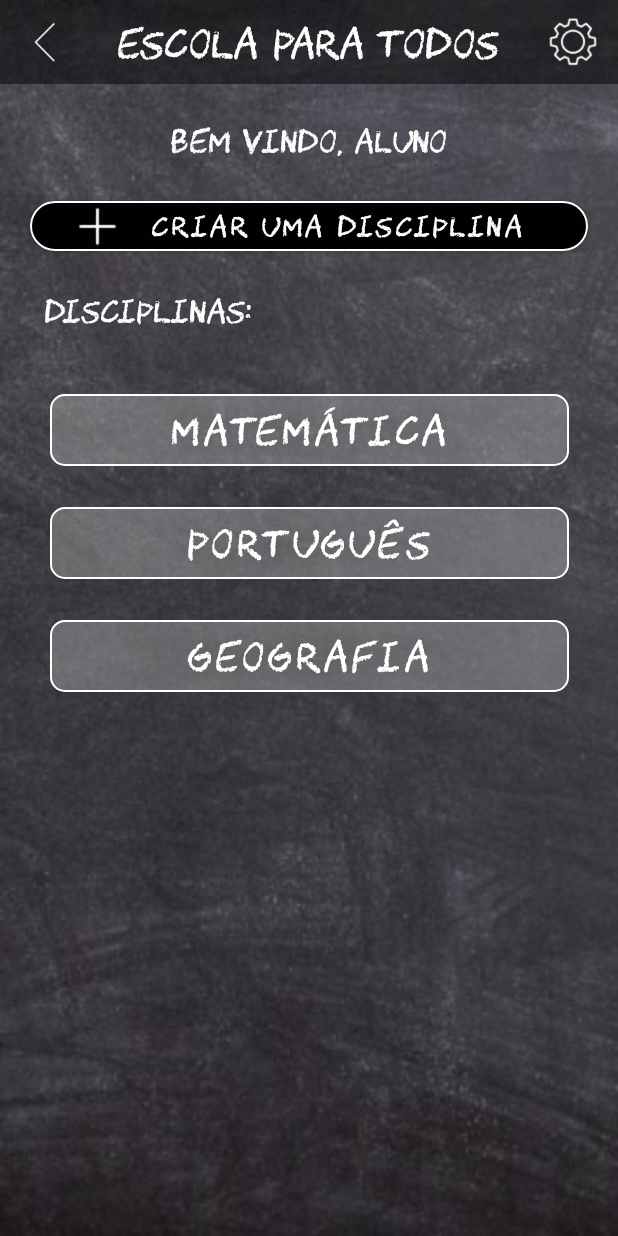
After one commit to jisellevms/Escola-para-todos, an Android app: the DisciplinesScreen screen opened directly, with no data from a screen before it, on a phone screen of 412 x 824 dp. The commit adds this screen. Run offline under Robolectric (Android 15) with nearby library versions, the phone set to English and light mode, and no system bars.

Commit message:
fazendo tela de disciplinas

```diff
--- a/app/src/main/AndroidManifest.xml
+++ b/app/src/main/AndroidManifest.xml
@@ -9,6 +9,9 @@
         android:roundIcon="@mipmap/ic_launcher_round"
         android:supportsRtl="true"
         android:theme="@style/Theme.EscolaParaTodos">
+        <activity
+            android:name=".DisciplinesScreen"
+            android:exported="false" />
         <activity
             android:name=".RegisterScreen"
             android:exported="false" />
--- /dev/null
+++ b/app/src/main/java/com/jisellemartins/escolaparatodos/DisciplinesScreen.java
@@ -0,0 +1,42 @@
+package com.jisellemartins.escolaparatodos;
+
+import androidx.appcompat.app.AppCompatActivity;
+import androidx.recyclerview.widget.LinearLayoutManager;
+import androidx.recyclerview.widget.RecyclerView;
+
+import android.os.Bundle;
+
+import com.jisellemartins.escolaparatodos.adapter.AdapterDisciplinas;
+import com.jisellemartins.escolaparatodos.model.Disciplina;
+
+import java.util.ArrayList;
+
+public class DisciplinesScreen extends AppCompatActivity {
+    RecyclerView listaDisciplinas;
+
+    @Override
+    protected void onCreate(Bundle savedInstanceState) {
+        super.onCreate(savedInstanceState);
+        setContentView(R.layout.activity_disciplines_screen);
+        listaDisciplinas = findViewById(R.id.listaDisciplinas);
+
+        ArrayList<Disciplina> list = new ArrayList<>();
+        Disciplina disciplina = new Disciplina();
+        Disciplina disciplina2 = new Disciplina();
+        Disciplina disciplina3 = new Disciplina();
+        disciplina.setNomeDisciplina("Matemática");
+        disciplina2.setNomeDisciplina("Português");
+        disciplina3.setNomeDisciplina("Geografia");
+
+        list.add(disciplina);
+        list.add(disciplina2);
+        list.add(disciplina3);
+
+
+        listaDisciplinas.setAdapter(new AdapterDisciplinas(this, list));
+        RecyclerView.LayoutManager layout = new LinearLayoutManager(this, LinearLayoutManager.VERTICAL, false);
+
+        listaDisciplinas.setLayoutManager(layout);
+
+    }
+}
--- a/app/src/main/java/com/jisellemartins/escolaparatodos/LoginScreen.java
+++ b/app/src/main/java/com/jisellemartins/escolaparatodos/LoginScreen.java
@@ -5,12 +5,14 @@ import androidx.appcompat.app.AppCompatActivity;
 import android.content.Intent;
 import android.os.Bundle;
 import android.view.View;
+import android.widget.Button;
 import android.widget.ImageView;
 import android.widget.TextView;
 
 public class LoginScreen extends AppCompatActivity {
     TextView txtNaoCadastrado;
     ImageView imgVoltar;
+    Button btnLogin;
 
     @Override
     protected void onCreate(Bundle savedInstanceState) {
@@ -19,6 +21,7 @@ public class LoginScreen extends AppCompatActivity {
 
         txtNaoCadastrado = findViewById(R.id.txtNaoCadastrado);
         imgVoltar = findViewById(R.id.imgVoltar);
+        btnLogin = findViewById(R.id.btnLogin);
 
         txtNaoCadastrado.setOnClickListener(view -> {
             Intent i = new Intent(LoginScreen.this,
@@ -29,5 +32,11 @@ public class LoginScreen extends AppCompatActivity {
         imgVoltar.setOnClickListener(view -> {
             finish();
         });
+
+        btnLogin.setOnClickListener(view -> {
+            Intent i = new Intent(LoginScreen.this,
+                    DisciplinesScreen.class);
+            startActivity(i);
+        });
     }
 }
--- /dev/null
+++ b/app/src/main/java/com/jisellemartins/escolaparatodos/adapter/AdapterDisciplinas.java
@@ -0,0 +1,56 @@
+package com.jisellemartins.escolaparatodos.adapter;
+
+import android.content.Context;
+import android.view.LayoutInflater;
+import android.view.View;
+import android.view.ViewGroup;
+import android.widget.Button;
+
+import androidx.annotation.NonNull;
+import androidx.recyclerview.widget.RecyclerView;
+
+import com.jisellemartins.escolaparatodos.R;
+import com.jisellemartins.escolaparatodos.model.Disciplina;
+
+import java.util.List;
+
+public class AdapterDisciplinas extends RecyclerView.Adapter{
+    private List<Disciplina> disciplinas;
+    private Context context;
+
+    public AdapterDisciplinas(Context context, List<Disciplina> disciplinas) {
+        this.context = context;
+        this.disciplinas = disciplinas;
+
+    }
+    @NonNull
+    @Override
+    public RecyclerView.ViewHolder onCreateViewHolder(@NonNull ViewGroup parent, int viewType) {
+        View view = LayoutInflater.from(context).inflate(R.layout.item_disciplina, parent, false);
+        ViewHolder holder = new ViewHolder(view);
+
+        return holder;
+    }
+
+    @Override
+    public void onBindViewHolder(@NonNull RecyclerView.ViewHolder holder, int position) {
+        ViewHolder viewHolder = (ViewHolder) holder;
+        Disciplina disciplina = disciplinas.get(position);
+        viewHolder.btnDisciplina.setText(disciplina.getNomeDisciplina());
+
+
+    }
+
+    @Override
+    public int getItemCount() {
+        return disciplinas.size();
+    }
+    public class ViewHolder extends RecyclerView.ViewHolder {
+        Button btnDisciplina;
+
+        public ViewHolder(@NonNull View itemView) {
+            super(itemView);
+            btnDisciplina = itemView.findViewById(R.id.btnDisciplina);
+        }
+    }
+}
--- /dev/null
+++ b/app/src/main/java/com/jisellemartins/escolaparatodos/model/Disciplina.java
@@ -0,0 +1,13 @@
+package com.jisellemartins.escolaparatodos.model;
+
+public class Disciplina {
+    private String nomeDisciplina;
+
+    public String getNomeDisciplina() {
+        return nomeDisciplina;
+    }
+
+    public void setNomeDisciplina(String nomeDisciplina) {
+        this.nomeDisciplina = nomeDisciplina;
+    }
+}
--- /dev/null
+++ b/app/src/main/res/layout/activity_disciplines_screen.xml
@@ -0,0 +1,76 @@
+<?xml version="1.0" encoding="utf-8"?>
+<androidx.constraintlayout.widget.ConstraintLayout xmlns:android="http://schemas.android.com/apk/res/android"
+    xmlns:app="http://schemas.android.com/apk/res-auto"
+    xmlns:tools="http://schemas.android.com/tools"
+    android:layout_width="match_parent"
+    android:layout_height="match_parent"
+    tools:context=".DisciplinesScreen"
+    android:background="@drawable/background">
+
+    <include
+        android:id="@+id/include"
+        layout="@layout/toolbar"
+        tools:layout_editor_absoluteX="1dp"
+        tools:layout_editor_absoluteY="0dp" />
+
+    <TextView
+        android:id="@+id/textView12"
+        android:layout_width="wrap_content"
+        android:layout_height="wrap_content"
+        android:layout_marginTop="80dp"
+        android:fontFamily="@font/chawp"
+        android:text="@string/bemVindo"
+        android:textColor="@color/white"
+        android:textSize="20sp"
+        app:layout_constraintEnd_toEndOf="parent"
+        app:layout_constraintStart_toStartOf="parent"
+        app:layout_constraintTop_toTopOf="@+id/include" />
+
+    <Button
+        android:id="@+id/button3"
+        android:layout_width="match_parent"
+        android:layout_height="45dp"
+        android:layout_marginStart="20dp"
+        android:layout_marginTop="20dp"
+        android:layout_marginEnd="20dp"
+        android:backgroundTint="#e6000000"
+        android:drawableLeft="@drawable/adicao_branco"
+        android:fontFamily="@font/chawp"
+        android:paddingStart="30dp"
+        android:paddingEnd="30dp"
+        android:text="@string/criarDisciplina"
+        android:textSize="18sp"
+        android:visibility="visible"
+        app:cornerRadius="20dp"
+        app:layout_constraintEnd_toEndOf="parent"
+        app:layout_constraintStart_toStartOf="parent"
+        app:layout_constraintTop_toBottomOf="@+id/textView12"
+        app:strokeColor="@color/white"
+        app:strokeWidth="1dp"
+        tools:ignore="TouchTargetSizeCheck" />
+
+    <TextView
+        android:id="@+id/textView14"
+        android:layout_width="wrap_content"
+        android:layout_height="wrap_content"
+        android:layout_marginStart="30dp"
+        android:layout_marginTop="20dp"
+        android:fontFamily="@font/chawp"
+        android:text="@string/disciplinas"
+        android:textColor="@color/white"
+        android:textSize="20sp"
+        app:layout_constraintStart_toStartOf="parent"
+        app:layout_constraintTop_toBottomOf="@+id/button3" />
+
+    <androidx.recyclerview.widget.RecyclerView
+        android:id="@+id/listaDisciplinas"
+        android:layout_width="406dp"
+        android:layout_height="0dp"
+        android:layout_marginTop="20dp"
+        app:layout_constraintEnd_toEndOf="parent"
+        app:layout_constraintStart_toStartOf="parent"
+        app:layout_constraintTop_toBottomOf="@+id/textView14"
+        tools:listitem="@layout/item_disciplina" />
+
+
+</androidx.constraintlayout.widget.ConstraintLayout>
--- a/app/src/main/res/layout/activity_home_screen.xml
+++ b/app/src/main/res/layout/activity_home_screen.xml
@@ -15,27 +15,18 @@
       android:layout_marginStart="30dp"
       android:layout_marginTop="220dp"
       android:layout_marginEnd="30dp"
-      android:alpha="0.20"
-      android:backgroundTint="#C4C4C4"
+      android:backgroundTint="#33C4C4C4"
+      android:fontFamily="@font/chawp"
       android:text="@string/strAreaProf"
-      android:textColor="@android:color/transparent"
+      android:textColor="@color/white"
+      android:textSize="25dp"
       app:cornerRadius="10dp"
       app:layout_constraintEnd_toEndOf="parent"
       app:layout_constraintStart_toStartOf="parent"
-      app:layout_constraintTop_toTopOf="parent" />
+      app:layout_constraintTop_toTopOf="parent"
+      app:strokeColor="@color/white"
+      app:strokeWidth="1dp" />
 
-  <TextView
-      android:id="@+id/textView2"
-      android:layout_width="wrap_content"
-      android:layout_height="wrap_content"
-      android:text="@string/strAreaProf"
-      android:textColor="@color/white"
-      android:fontFamily="@font/chawp"
-      android:textSize="25dp"
-      app:layout_constraintBottom_toBottomOf="@+id/btnAreaProf"
-      app:layout_constraintEnd_toEndOf="@+id/btnAreaProf"
-      app:layout_constraintStart_toStartOf="@+id/btnAreaProf"
-      app:layout_constraintTop_toTopOf="@+id/btnAreaProf" />
 
   <Button
       android:id="@+id/btnAreaAluno"
@@ -44,27 +35,17 @@
       android:layout_marginStart="30dp"
       android:layout_marginEnd="30dp"
       android:layout_marginBottom="220dp"
-      android:alpha="0.20"
-      android:backgroundTint="#C4C4C4"
+      android:backgroundTint="#33C4C4C4"
+      android:fontFamily="@font/chawp"
       android:text="@string/strAreaAluno"
-      android:textColor="@android:color/transparent"
+      android:textSize="25dp"
       app:cornerRadius="10dp"
       app:layout_constraintBottom_toBottomOf="parent"
       app:layout_constraintEnd_toEndOf="parent"
       app:layout_constraintHorizontal_bias="0.0"
-      app:layout_constraintStart_toStartOf="parent" />
+      app:layout_constraintStart_toStartOf="parent"
+      app:strokeColor="@color/white"
+      app:strokeWidth="1dp" />
 
-  <TextView
-      android:id="@+id/textView3"
-      android:layout_width="wrap_content"
-      android:layout_height="wrap_content"
-      android:fontFamily="@font/chawp"
-      android:text="@string/strAreaAluno"
-      android:textColor="@color/white"
-      android:textSize="25dp"
-      app:layout_constraintBottom_toBottomOf="@+id/btnAreaAluno"
-      app:layout_constraintEnd_toEndOf="@+id/btnAreaAluno"
-      app:layout_constraintStart_toStartOf="@+id/btnAreaAluno"
-      app:layout_constraintTop_toTopOf="@+id/btnAreaAluno" />
 
 </androidx.constraintlayout.widget.ConstraintLayout>
--- a/app/src/main/res/layout/activity_login_screen.xml
+++ b/app/src/main/res/layout/activity_login_screen.xml
@@ -76,7 +76,7 @@
         app:layout_constraintTop_toBottomOf="@+id/editText2" />
 
     <Button
-        android:id="@+id/button3"
+        android:id="@+id/btnLogin"
         android:layout_width="match_parent"
         android:layout_height="50dp"
         android:layout_marginStart="110dp"
--- /dev/null
+++ b/app/src/main/res/layout/item_disciplina.xml
@@ -0,0 +1,27 @@
+<?xml version="1.0" encoding="utf-8"?>
+<androidx.constraintlayout.widget.ConstraintLayout xmlns:android="http://schemas.android.com/apk/res/android"
+    xmlns:app="http://schemas.android.com/apk/res-auto"
+    xmlns:tools="http://schemas.android.com/tools"
+    android:layout_width="match_parent"
+    android:layout_height="wrap_content">
+
+    <Button
+        android:id="@+id/btnDisciplina"
+        android:layout_width="0dp"
+        android:layout_height="60dp"
+        android:layout_marginStart="30dp"
+        android:layout_marginTop="15dp"
+        android:layout_marginEnd="30dp"
+        android:backgroundTint="#33C4C4C4"
+        android:fontFamily="@font/chawp"
+        android:text="@string/strAreaAluno"
+        android:textSize="25dp"
+        app:cornerRadius="10dp"
+        app:layout_constraintBottom_toBottomOf="parent"
+        app:layout_constraintEnd_toEndOf="parent"
+        app:layout_constraintHorizontal_bias="0.0"
+        app:layout_constraintStart_toStartOf="parent"
+        app:layout_constraintTop_toTopOf="parent"
+        app:strokeColor="@color/white"
+        app:strokeWidth="1dp" />
+</androidx.constraintlayout.widget.ConstraintLayout>
--- a/app/src/main/res/values/strings.xml
+++ b/app/src/main/res/values/strings.xml
@@ -13,6 +13,10 @@
     <string name="cadastrar">Cadastrar</string>
     <string name="aluno">aluno</string>
     <string name="professor">Professor</string>
+    <string name="bemVindo">Bem vindo, Aluno</string>
+    <string name="disciplinas">Disciplinas:</string>
+    <string name="criarDisciplina">Criar uma disciplina</string>
+
 
 
 </resources>
```
Also changed, not shown: app/src/main/res/drawable/adicao_branco.png (added).
